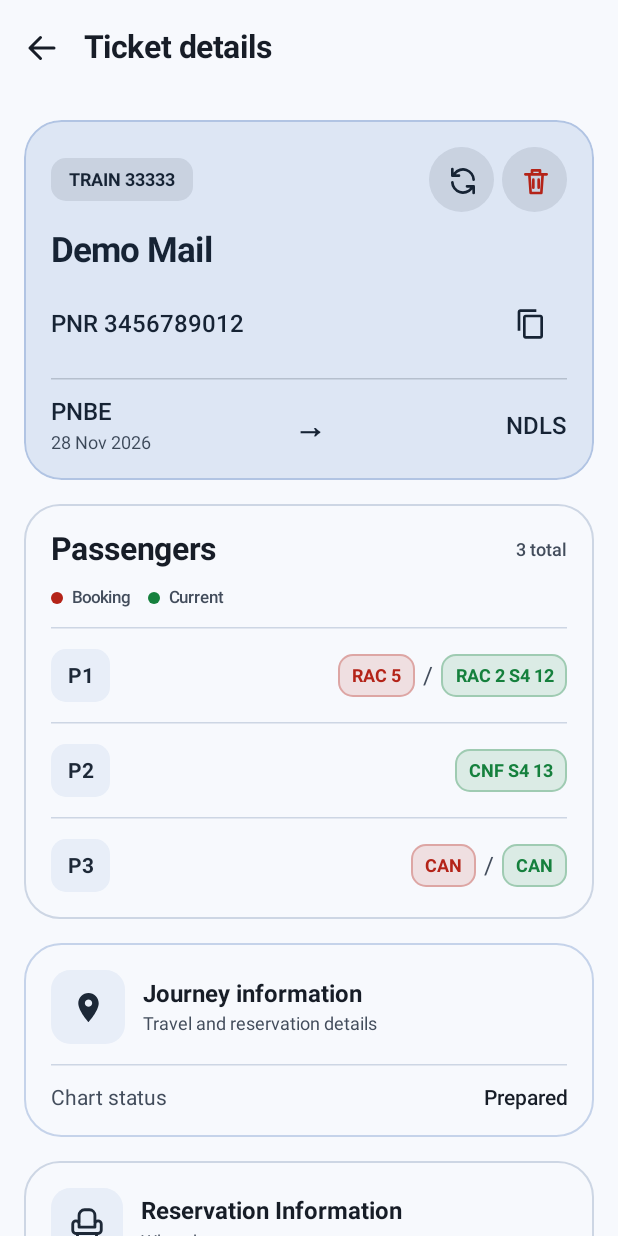
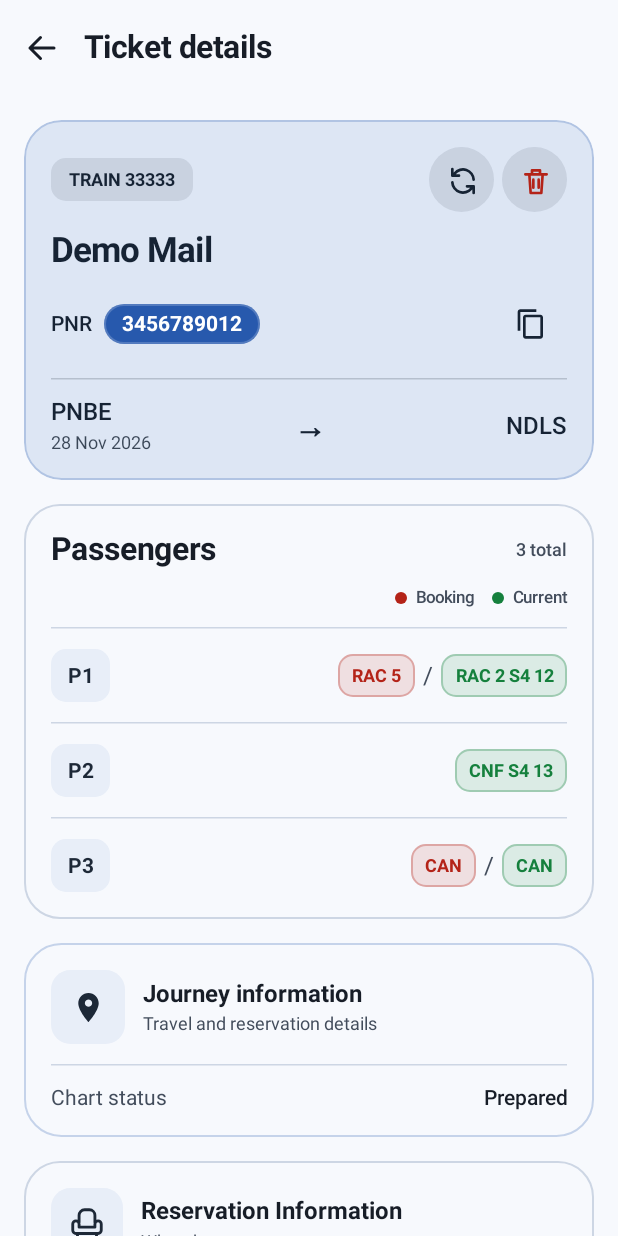
Before and after one commit to ridamranjan/pnrenq, an Android app built with Jetpack Compose: the @Preview function DetailsPreview, on a phone screen of 412 x 824 dp. Run offline under Robolectric (Android 15) with nearby library versions, the phone set to English and light mode, and no system bars.

Commit message:
Minor UI fixed and adjustment

```diff
--- /dev/null
+++ b/app/src/main/java/com/first/pnrenq/ui/common/PnrNumberBubble.kt
@@ -0,0 +1,99 @@
+package com.first.pnrenq.ui.common
+
+import androidx.compose.foundation.BorderStroke
+import androidx.compose.foundation.layout.Arrangement
+import androidx.compose.foundation.layout.Row
+import androidx.compose.foundation.layout.padding
+import androidx.compose.foundation.shape.CircleShape
+import androidx.compose.material3.MaterialTheme
+import androidx.compose.material3.Surface
+import androidx.compose.runtime.Composable
+import androidx.compose.ui.Alignment
+import androidx.compose.ui.Modifier
+import androidx.compose.ui.text.font.FontWeight
+import androidx.compose.ui.text.style.TextOverflow
+import androidx.compose.ui.unit.dp
+import com.first.pnrenq.ui.theme.ThemeText as Text
+
+@Composable
+fun PnrNumberBubble(
+    pnrNumber: String,
+    modifier: Modifier = Modifier,
+    emphasized: Boolean = false
+) {
+    val scheme = MaterialTheme.colorScheme
+
+    val backgroundColor = if (emphasized) {
+        scheme.primary
+    } else {
+        scheme.primaryContainer
+    }
+
+    val foregroundColor = if (emphasized) {
+        scheme.onPrimary
+    } else {
+        scheme.onPrimaryContainer
+    }
+
+    val labelColor = if (emphasized) {
+        scheme.onPrimaryContainer
+    } else {
+        scheme.onSurfaceVariant
+    }
+
+    val borderColor = if (emphasized) {
+        scheme.onPrimary.copy(alpha = 0.20f)
+    } else {
+        scheme.primary.copy(alpha = 0.25f)
+    }
+
+    val textStyle = if (emphasized) {
+        MaterialTheme.typography.titleSmall
+    } else {
+        MaterialTheme.typography.labelLarge
+    }
+
+    Row(
+        modifier = modifier,
+        verticalAlignment = Alignment.CenterVertically,
+        horizontalArrangement = Arrangement.spacedBy(8.dp)
+    ) {
+
+        // PNR label outside the bubble.
+        Text(
+            text = "PNR",
+            style = textStyle,
+            fontWeight = FontWeight.SemiBold,
+            color = labelColor,
+            maxLines = 1,
+            softWrap = false
+        )
+
+        // Only the 10-digit number inside the bubble.
+        Surface(
+            shape = CircleShape,
+            color = backgroundColor,
+            contentColor = foregroundColor,
+            border = BorderStroke(
+                width = 1.dp,
+                color = borderColor
+            ),
+            tonalElevation = 0.dp,
+            shadowElevation = 0.dp
+        ) {
+            Text(
+                text = pnrNumber,
+                modifier = Modifier.padding(
+                    horizontal = 12.dp,
+                    vertical = 5.dp
+                ),
+                style = textStyle,
+                fontWeight = FontWeight.Bold,
+                color = foregroundColor,
+                maxLines = 1,
+                softWrap = false,
+                overflow = TextOverflow.Ellipsis
+            )
+        }
+    }
+}
--- a/app/src/main/java/com/first/pnrenq/ui/details/DetailsScreen.kt
+++ b/app/src/main/java/com/first/pnrenq/ui/details/DetailsScreen.kt
@@ -36,6 +36,7 @@ import com.first.pnrenq.domain.model.PnrInfo
 import com.first.pnrenq.ui.common.JourneyTimeline
 import com.first.pnrenq.ui.common.PnrBackButton
 import com.first.pnrenq.ui.common.availableText
+import com.first.pnrenq.ui.common.PnrNumberBubble
 import com.first.pnrenq.ui.common.formatArrivalDate
 import com.first.pnrenq.ui.common.formatLastChecked
 import com.first.pnrenq.ui.theme.LocalPnrTimeFormat
@@ -210,7 +211,6 @@ fun DetailsScreen(
 /* =========================================================
    TRAIN SUMMARY — GRADIENT ACCENT SURFACE
 ========================================================= */
-
 @Composable
 private fun TrainSummaryCard(
     pnr: PnrInfo,
@@ -223,42 +223,66 @@ private fun TrainSummaryCard(
 
     PnrAccentSurface(
         modifier = Modifier.fillMaxWidth(),
+
         backgroundColor = scheme.primaryContainer,
         foregroundColor = scheme.onPrimaryContainer,
+
         shape = RoundedCornerShape(25.dp),
+
         strength = 1.15f,
+
         border = BorderStroke(
             1.dp,
             scheme.primary.copy(alpha = 0.24f)
         )
     ) {
+
         Column(
             modifier = Modifier.padding(18.dp),
-            verticalArrangement = Arrangement.spacedBy(12.dp)
+
+            verticalArrangement =
+                Arrangement.spacedBy(12.dp)
         ) {
+
+            /* =====================================
+               TRAIN NUMBER AND ACTION BUTTONS
+            ===================================== */
+
             Row(
                 modifier = Modifier.fillMaxWidth(),
-                verticalAlignment = Alignment.CenterVertically
+
+                verticalAlignment =
+                    Alignment.CenterVertically
             ) {
+
                 Surface(
                     shape = RoundedCornerShape(10.dp),
+
                     color = scheme.onPrimaryContainer.copy(
                         alpha = 0.10f
                     )
                 ) {
+
                     Text(
                         text = "TRAIN ${pnr.trainNumber}",
+
                         modifier = Modifier.padding(
                             horizontal = 12.dp,
                             vertical = 7.dp
                         ),
-                        style = MaterialTheme.typography.labelMedium,
+
+                        style =
+                            MaterialTheme.typography.labelMedium,
+
                         fontWeight = FontWeight.Bold,
+
                         color = scheme.onPrimaryContainer
                     )
                 }
 
-                Spacer(Modifier.weight(1f))
+                Spacer(
+                    Modifier.weight(1f)
+                )
 
                 TrainActionIcon(
                     icon = R.drawable.ic_pnr_refresh,
@@ -268,7 +292,9 @@ private fun TrainSummaryCard(
                     onClick = onRefresh
                 )
 
-                Spacer(Modifier.width(5.dp))
+                Spacer(
+                    Modifier.width(5.dp)
+                )
 
                 TrainActionIcon(
                     icon = R.drawable.ic_pnr_delete,
@@ -279,28 +305,51 @@ private fun TrainSummaryCard(
                 )
             }
 
+            /* =====================================
+               TRAIN NAME
+            ===================================== */
+
             Text(
                 text = pnr.trainName,
-                style = MaterialTheme.typography.headlineSmall,
+
+                style =
+                    MaterialTheme.typography.headlineSmall,
+
                 fontWeight = FontWeight.Bold,
                 color = scheme.onPrimaryContainer,
                 maxLines = 2
             )
 
+            /* =====================================
+               PNR NUMBER BUBBLE AND COPY BUTTON
+            ===================================== */
+
             Row(
                 modifier = Modifier.fillMaxWidth(),
-                verticalAlignment = Alignment.CenterVertically
+
+                verticalAlignment =
+                    Alignment.CenterVertically
             ) {
-                Text(
-                    text = "PNR ${pnr.pnrNumber}",
+
+                Box(
                     modifier = Modifier.weight(1f),
-                    style = MaterialTheme.typography.titleMedium,
-                    fontWeight = FontWeight.SemiBold,
-                    color = scheme.onPrimaryContainer
+
+                    contentAlignment = Alignment.CenterStart
+                ) {
+
+                    PnrNumberBubble(
+                        pnrNumber = pnr.pnrNumber,
+                        emphasized = true
+                    )
+                }
+
+                Spacer(
+                    Modifier.width(8.dp)
                 )
 
                 IconButton(
                     onClick = {
+
                         val clipboard =
                             context.getSystemService(
                                 Context.CLIPBOARD_SERVICE
@@ -314,12 +363,16 @@ private fun TrainSummaryCard(
                         )
                     }
                 ) {
+
                     Icon(
                         painter = painterResource(
                             R.drawable.ic_pnr_copy
                         ),
+
                         contentDescription = "Copy PNR",
+
                         tint = scheme.onPrimaryContainer,
+
                         modifier = Modifier.size(21.dp)
                     )
                 }
@@ -331,6 +384,10 @@ private fun TrainSummaryCard(
                 )
             )
 
+            /* =====================================
+               JOURNEY TIMELINE
+            ===================================== */
+
             JourneyTimeline(
                 fromStation = pnr.fromStation,
                 toStation = pnr.toStation,
@@ -341,7 +398,12 @@ private fun TrainSummaryCard(
                 duration = pnr.details.duration
             )
 
+            /* =====================================
+               REFRESH PROGRESS
+            ===================================== */
+
             if (isRefreshing) {
+
                 LinearProgressIndicator(
                     modifier = Modifier.fillMaxWidth()
                 )
@@ -571,7 +633,6 @@ private fun currentStatusColor(): Color {
         Color(0xFF86EFAC)
     }
 }
-
 @Composable
 private fun PassengerListCard(
     passengers: List<PassengerStatus>
@@ -621,8 +682,12 @@ private fun PassengerListCard(
             }
 
             Row(
+                modifier = Modifier.fillMaxWidth(),
                 horizontalArrangement =
-                    Arrangement.spacedBy(12.dp),
+                    Arrangement.spacedBy(
+                        12.dp,
+                        Alignment.End
+                    ),
                 verticalAlignment = Alignment.CenterVertically
             ) {
                 if (showBookingLegend) {
```
Also changed, not shown: app/src/main/java/com/first/pnrenq/ui/home/HomeScreen.kt (+35 -13 lines), app/src/main/java/com/first/pnrenq/ui/settings/SettingsScreen.kt (+91 -62 lines).
